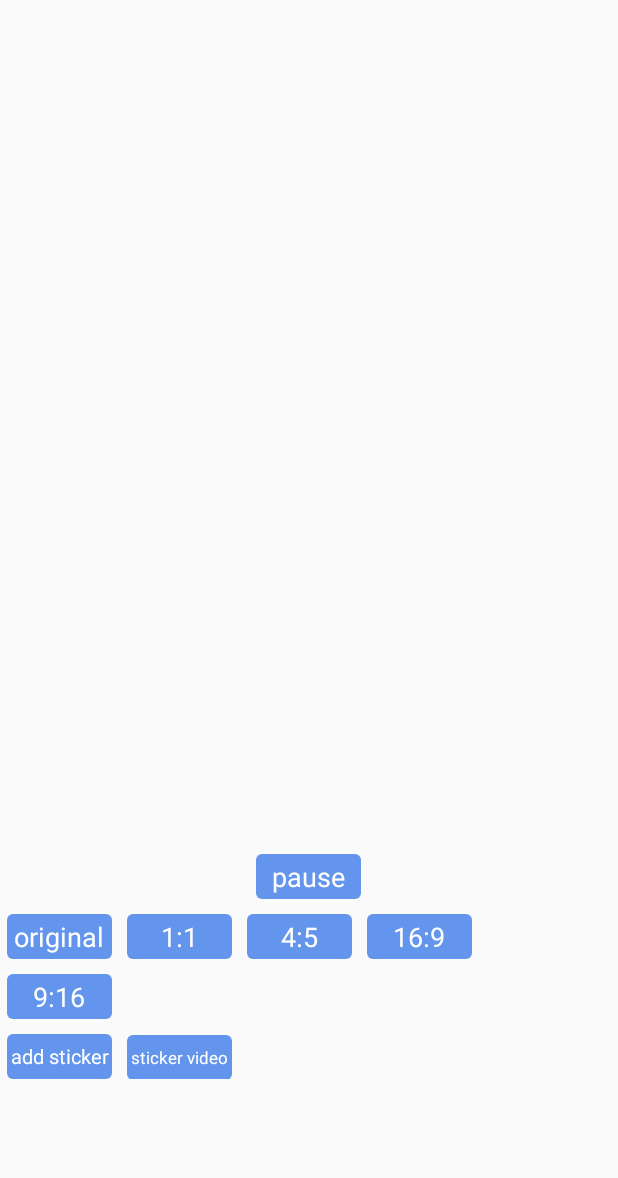
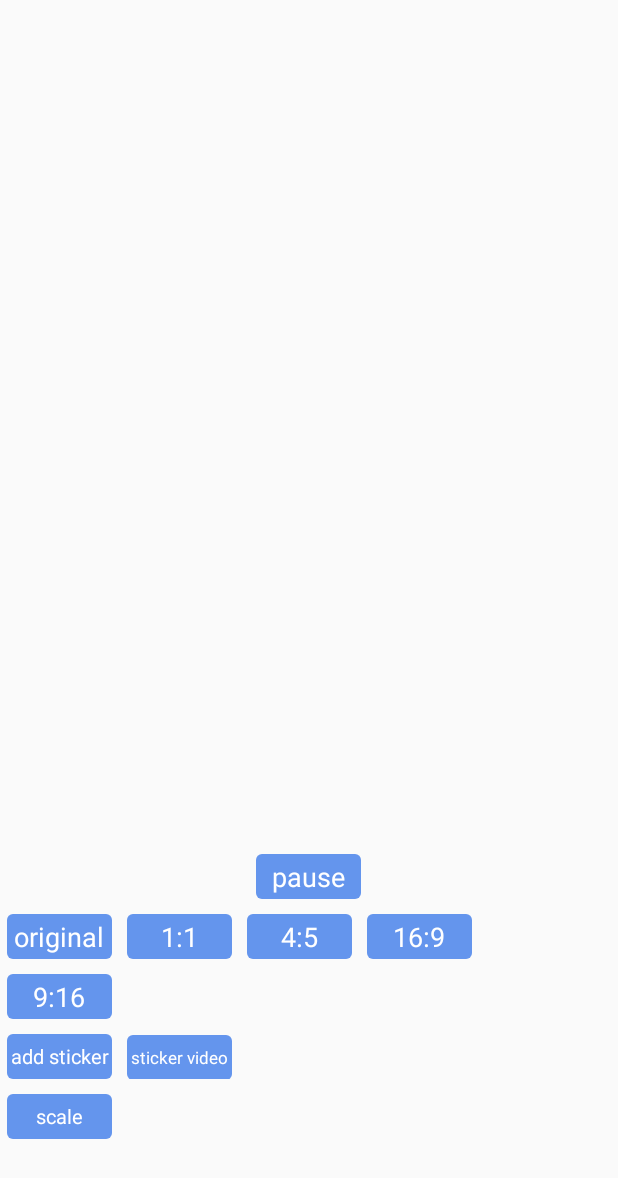
Before and after one commit to iamzj/VideoFilter-1, an Android app: the screen it shows after launch (MainActivity), on a phone screen of 412 x 824 dp. Shown: the top 1178 px of the screen. Run offline under Robolectric (Android 15) with nearby library versions, the phone set to English and light mode, and no system bars; 3 statements that could not run were skipped.

Commit message:
内容：初步完成视频合成放大缩小； 原因：无； 方法：动态调整纹理坐标，实现放大和缩小； 测试：无；

```diff
--- a/app/src/main/res/layout/activity_main.xml
+++ b/app/src/main/res/layout/activity_main.xml
@@ -180,4 +180,27 @@
 
     </LinearLayout>
 
+    <LinearLayout
+        android:id="@+id/btns_row4"
+        android:orientation="horizontal"
+        android:layout_width="match_parent"
+        android:layout_height="wrap_content"
+        android:layout_alignLeft="@+id/btns_row3"
+        android:layout_below="@id/btns_row3"
+        android:layout_marginTop="10dp">
+
+        <TextView
+            android:id="@+id/btn_scale"
+            android:text="scale"
+            android:textSize="13sp"
+            android:gravity="center"
+            android:textColor="#ffffff"
+            android:background="@drawable/tv_bg"
+            android:paddingBottom="2dp"
+            android:paddingTop="2dp"
+            android:layout_width="@dimen/text_width"
+            android:layout_height="@dimen/text_height"/>
+
+    </LinearLayout>
+
 </RelativeLayout>
```
Also changed, not shown: app/src/main/java/com/lyzirving/test/videofilter/MainActivity.java (+26 -0 lines), app/src/main/java/com/ox/gpuimage/GPUDynamicScaleFilter.java (added, +97 -0 lines).
